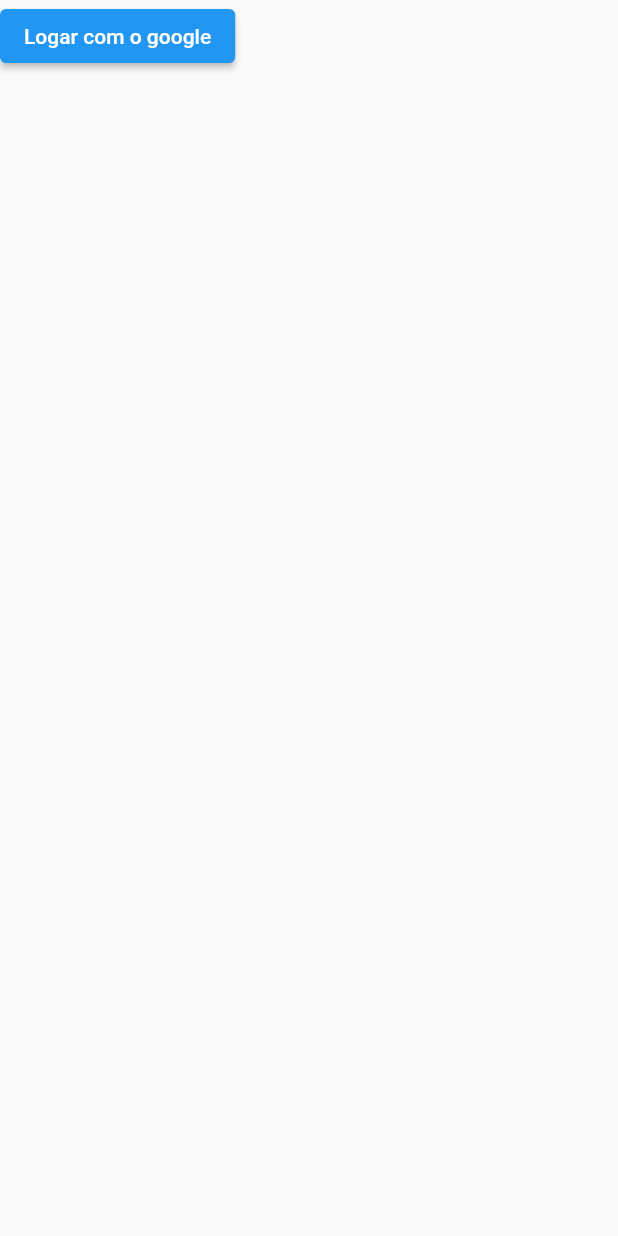
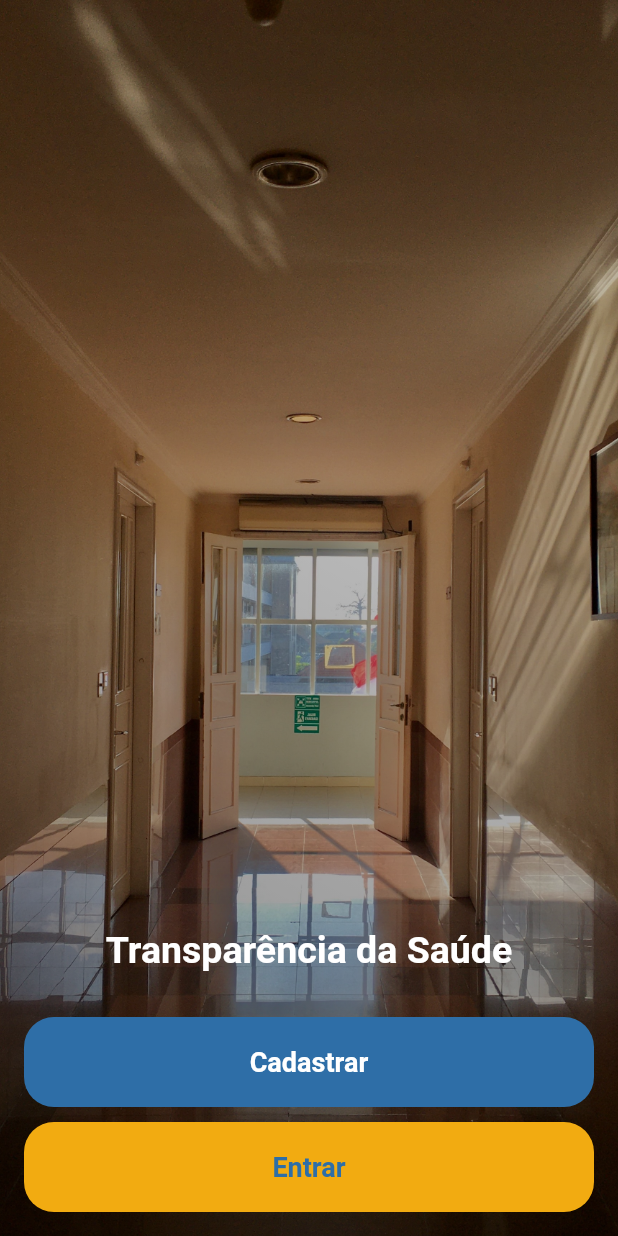
Before and after one commit to Markfgui675/AppSecretaria, a Flutter app: the screen it shows after launch, on a phone screen of 412 x 824 dp. Run offline on Flutter 3.47's test engine with Material 2 defaults, Android fonts, the light colour scheme and no system bars; our stand-ins replace cloud_firestore, curved_navigation_bar, firebase_auth, firebase_storage, google_fonts, google_sign_in; accounts and stored records are empty; Roboto replaces fonts that are missing (Kanit).

Commit message:
Sign in com google e email

```diff
--- /dev/null
+++ b/lib/telas/entrada.dart
@@ -0,0 +1,118 @@
+import 'package:app_secretaria_flutter/auth_service.dart';
+import 'package:app_secretaria_flutter/telas/forgot_password.dart';
+import 'package:app_secretaria_flutter/telas/login.dart';
+import 'package:firebase_auth/firebase_auth.dart';
+import 'package:flutter/material.dart';
+import 'package:google_fonts/google_fonts.dart';
+
+import '../Home.dart';
+import 'cadastro.dart';
+
+class Entrada extends StatefulWidget {
+  const Entrada({Key? key}) : super(key: key);
+
+  @override
+  State<Entrada> createState() => _EntradaState();
+}
+
+class _EntradaState extends State<Entrada> {
+  @override
+  Widget build(BuildContext context) {
+    return Scaffold(
+        body: Container(
+            height: MediaQuery.of(context).size.height,
+            width: double.infinity,
+            decoration: BoxDecoration(
+              image: DecorationImage(
+                image: AssetImage('imagens/hospital.jpg'),
+                fit: BoxFit.cover
+              )
+            ),
+            child: Container(
+              padding: EdgeInsets.all(16),
+              width: double.infinity,
+              height: MediaQuery.of(context).size.height,
+              decoration: BoxDecoration(
+                gradient: LinearGradient(
+                  begin: Alignment.bottomCenter,
+                  colors: [
+                    Colors.black.withOpacity(.4),
+                    Colors.black.withOpacity(.2)
+                  ]
+                )
+              ),
+              child: Column(
+                mainAxisAlignment: MainAxisAlignment.end,
+                crossAxisAlignment: CrossAxisAlignment.center,
+                children: <Widget>[
+                  Container(
+                    child: Column(
+                      mainAxisAlignment: MainAxisAlignment.center,
+                      crossAxisAlignment: CrossAxisAlignment.center,
+                      children: <Widget>[
+                        Text('Transparência da Saúde',
+                          style: GoogleFonts.kanit().copyWith(fontWeight: FontWeight.bold, fontSize: 25, color: Colors.white),
+                        )
+                      ],
+                    ),
+                  ),
+                  SizedBox(height: 30,),
+                  Container(
+                    child: Column(
+                      children: <Widget>[
+                        GestureDetector(
+                          onTap: (){
+                            Navigator.push(context, MaterialPageRoute(builder: (context)=>Cadastro()));
+                          },
+                          child: Container(
+                            width: double.infinity,
+                            height: 60,
+                            decoration: BoxDecoration(
+                              borderRadius: BorderRadius.circular(20),
+                              color: Color(0xff2E6EA7),
+                            ),
+                            child: Row(
+                              mainAxisAlignment: MainAxisAlignment.center,
+                              crossAxisAlignment: CrossAxisAlignment.center,
+                              children: <Widget>[
+                                Text('Cadastrar',
+                                  style: GoogleFonts.kanit().copyWith(fontWeight: FontWeight.bold, fontSize: 18, color: Colors.white),
+                                )
+                              ],
+                            ),
+                          ),
+                        ),
+                        SizedBox(height: 10,),
+                        GestureDetector(
+                          onTap: (){
+                            Navigator.push(context, MaterialPageRoute(builder: (context)=>Login()));
+                          },
+                          child: Container(
+                            width: double.infinity,
+                            height: 60,
+                            decoration: BoxDecoration(
+                              border: Border(),
+                              borderRadius: BorderRadius.circular(20),
+                              color: Color(0xfff2ab11),
+                            ),
+                            child: Row(
+                              mainAxisAlignment: MainAxisAlignment.center,
+                              crossAxisAlignment: CrossAxisAlignment.center,
+                              children: <Widget>[
+                                Text('Entrar',
+                                  style: GoogleFonts.kanit().copyWith(fontWeight: FontWeight.bold, fontSize: 18, color: Color(0xff2E6EA7)),
+                                )
+                              ],
+                            ),
+                          ),
+                        ),
+                      ],
+                    ),
+                  )
+                ],
+              ),
+            )
+          ),
+        );
+  }
+}
--- a/pubspec.yaml
+++ b/pubspec.yaml
@@ -78,6 +78,7 @@
     - icons/setting.png
     - icons/home.png
     - icons/customer.png
+    - imagens/hospital.jpg
   #   - images/a_dot_ham.jpeg
 
   # An image asset can refer to one or more resolution-specific "variants", see
```
Also changed, not shown: lib/auth_service.dart (+13 -2 lines), lib/telas/cadastro.dart (added, +138 -0 lines), lib/telas/configuracoes.dart (+22 -1 lines), lib/telas/forgot_password.dart (added, +63 -0 lines), lib/telas/login.dart (+119 -8 lines), imagens/hospital.jpg (added), 1 other file.
